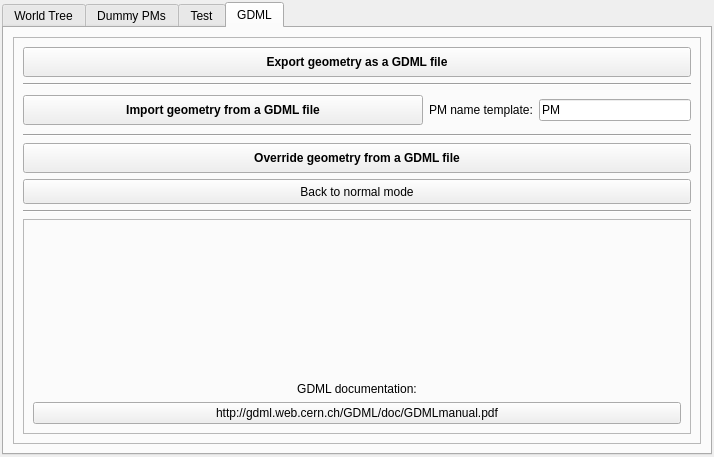
First picture: the form in src/gui/detectoraddonswindow.ui, repository andrmor/ANTS2, before the edit.
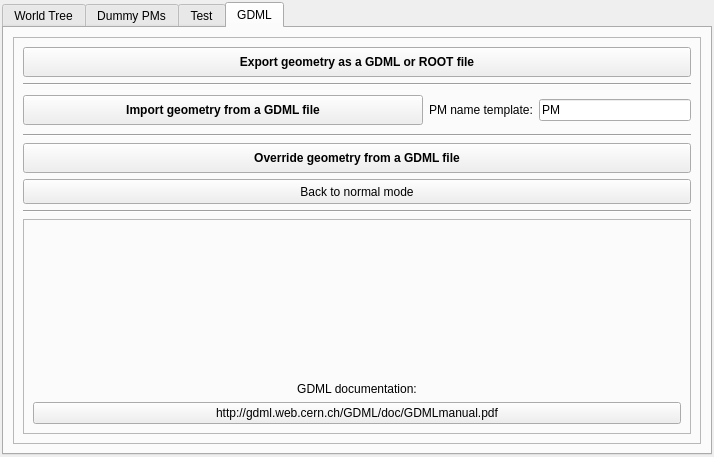
Second picture: the form after the edit. The open tabs and pages were chosen to show the change.

```diff
--- a/src/gui/detectoraddonswindow.ui
+++ b/src/gui/detectoraddonswindow.ui
@@ -1030,7 +1030,7 @@
               </font>
              </property>
              <property name="text">
-              <string>Export geometry as a GDML file</string>
+              <string>Export geometry as a GDML or ROOT file</string>
              </property>
             </widget>
            </item>
```
Left out of the diff: 2 changed lines with no effect on the pictures.
